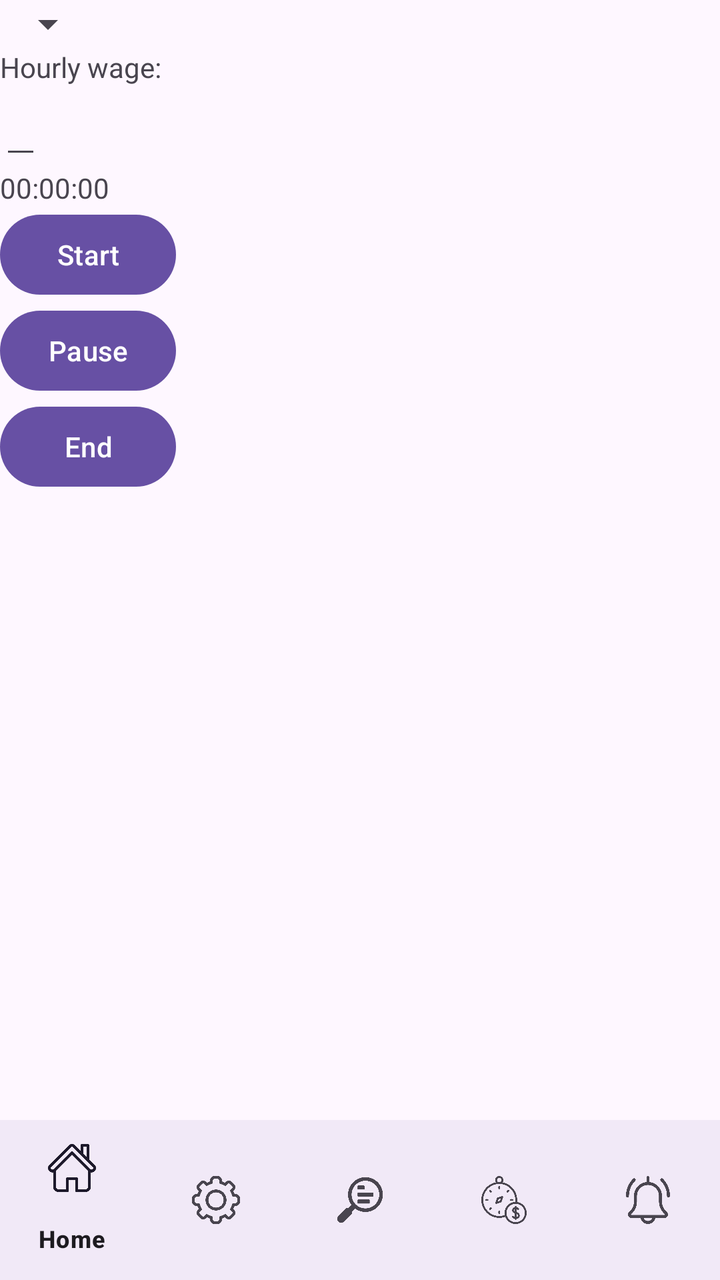
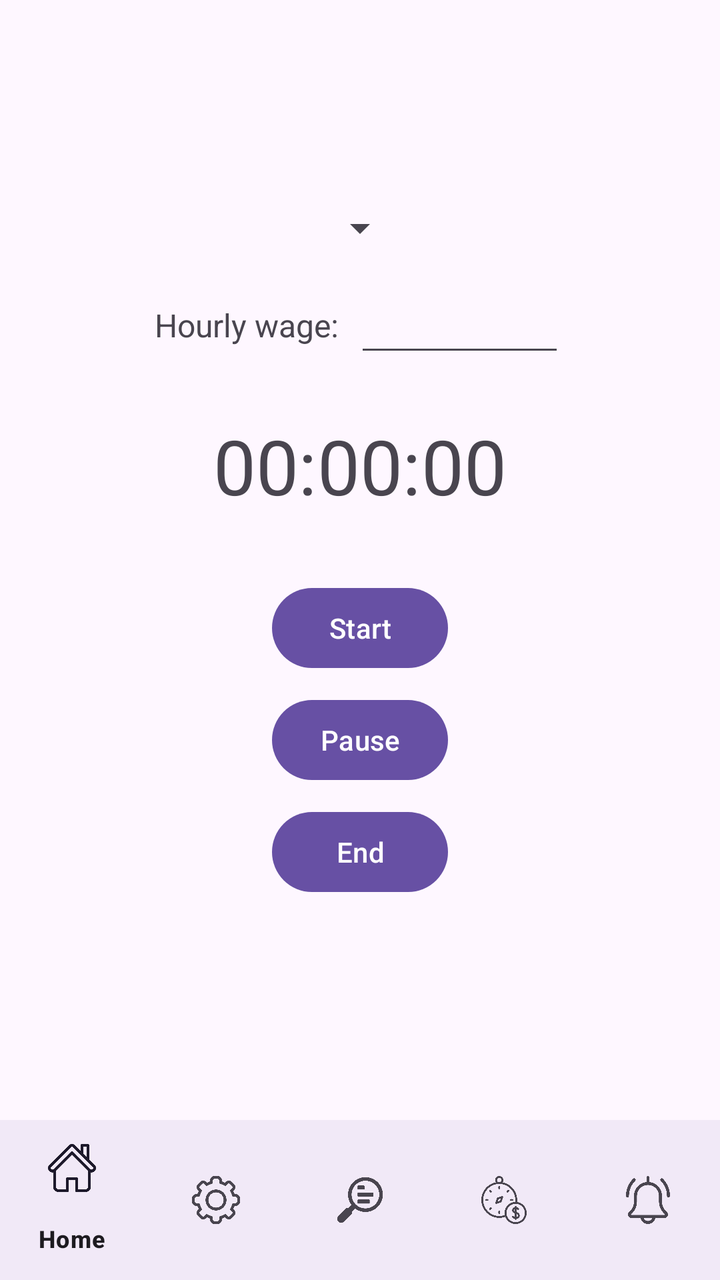

Screens rendered from an Android XML layout before and after an edit, with the pre-edit source and the edit as a unified diff.
<!-- AndroidManifest.xml: application theme Theme.Finsight1 -->
<!-- res/layout/activity_timer.xml -->
<?xml version="1.0" encoding="utf-8"?>
<androidx.constraintlayout.widget.ConstraintLayout xmlns:android="http://schemas.android.com/apk/res/android"
    xmlns:app="http://schemas.android.com/apk/res-auto"
    xmlns:tools="http://schemas.android.com/tools"
    android:id="@+id/main"
    android:layout_width="match_parent"
    android:layout_height="match_parent"
    tools:context=".TimerActivity">

    <LinearLayout xmlns:android="http://schemas.android.com/apk/res/android"
        android:layout_width="match_parent"
        android:layout_height="match_parent"
        android:orientation="vertical">

        <Spinner
            android:id="@+id/spinnerGoals"
            android:layout_width="wrap_content"
            android:layout_height="wrap_content"
            />

        <TextView
            android:layout_width="wrap_content"
            android:layout_height="wrap_content"
            android:text="Hourly wage:"/>

        <EditText
            android:id="@+id/etHourlyWage"
            android:layout_width="wrap_content"
            android:layout_height="wrap_content"
            android:inputType="numberDecimal"/>

        <TextView
            android:id="@+id/tvTimer"
            android:layout_width="wrap_content"
            android:layout_height="wrap_content"
            android:text="00:00:00"/>

        <Button
            android:id="@+id/btnStart"
            android:layout_width="wrap_content"
            android:layout_height="wrap_content"
            android:text="Start"/>

        <Button
            android:id="@+id/btnPause"
            android:layout_width="wrap_content"
            android:layout_height="wrap_content"
            android:text="Pause"/>

        <Button
            android:id="@+id/btnEnd"
            android:layout_width="wrap_content"
            android:layout_height="wrap_content"
            android:text="End"/>

    </LinearLayout>

    <com.google.android.material.bottomnavigation.BottomNavigationView
        android:id="@+id/bottom_navigation"
        android:layout_width="match_parent"
        android:layout_height="wrap_content"
        android:background="?android:attr/windowBackground"
        app:menu="@menu/bottom_nav_menu"
        app:layout_constraintBottom_toBottomOf="parent"/>

</androidx.constraintlayout.widget.ConstraintLayout>
<!-- resources referenced by this layout -->
<resources>
  <style name="Theme.Finsight1" parent="Base.Theme.Finsight1" />
  <style name="Base.Theme.Finsight1" parent="Theme.Material3.DayNight.NoActionBar">
          
          
      </style>
</resources>

<!-- the commit's change to res/layout/activity_timer.xml (unified diff, before → after) -->
@@ -8,50 +8,75 @@
     tools:context=".TimerActivity">
 
     <LinearLayout xmlns:android="http://schemas.android.com/apk/res/android"
-        android:layout_width="match_parent"
-        android:layout_height="match_parent"
-        android:orientation="vertical">
+        android:layout_width="0dp"
+        android:layout_height="0dp"
+        android:orientation="vertical"
+        android:gravity="center"
+        app:layout_constraintTop_toTopOf="parent"
+        app:layout_constraintBottom_toTopOf="@id/bottom_navigation"
+        app:layout_constraintStart_toStartOf="parent"
+        app:layout_constraintEnd_toEndOf="parent">
 
         <Spinner
             android:id="@+id/spinnerGoals"
             android:layout_width="wrap_content"
             android:layout_height="wrap_content"
+            android:layout_marginBottom="16dp"
             />
 
-        <TextView
+        <LinearLayout
             android:layout_width="wrap_content"
             android:layout_height="wrap_content"
-            android:text="Hourly wage:"/>
+            android:orientation="horizontal"
+            android:gravity="center_vertical"
+            android:layout_marginBottom="24dp">
 
-        <EditText
-            android:id="@+id/etHourlyWage"
-            android:layout_width="wrap_content"
-            android:layout_height="wrap_content"
-            android:inputType="numberDecimal"/>
+            <TextView
+                android:id="@+id/tvHourlyWageTitle"
+                android:layout_width="wrap_content"
+                android:layout_height="wrap_content"
+                android:text="Hourly wage:"
+                android:textSize="16sp"
+                android:layout_marginEnd="8dp" />
+
+            <EditText
+                android:id="@+id/etHourlyWage"
+                android:layout_width="wrap_content"
+                android:layout_height="wrap_content"
+                android:ems="5"
+                android:gravity="center"
+                android:inputType="numberDecimal" />
+
+        </LinearLayout>
 
         <TextView
             android:id="@+id/tvTimer"
             android:layout_width="wrap_content"
             android:layout_height="wrap_content"
-            android:text="00:00:00"/>
+            android:text="00:00:00"
+            android:textSize="38sp"
+            android:layout_marginBottom="32dp"/>
 
         <Button
             android:id="@+id/btnStart"
             android:layout_width="wrap_content"
             android:layout_height="wrap_content"
-            android:text="Start"/>
+            android:text="Start"
+            android:layout_marginBottom="8dp"/>
 
         <Button
             android:id="@+id/btnPause"
             android:layout_width="wrap_content"
             android:layout_height="wrap_content"
-            android:text="Pause"/>
+            android:text="Pause"
+            android:layout_marginBottom="8dp"/>
 
         <Button
             android:id="@+id/btnEnd"
             android:layout_width="wrap_content"
             android:layout_height="wrap_content"
-            android:text="End"/>
+            android:text="End"
+            android:layout_marginBottom="8dp"/>
 
     </LinearLayout>
 
